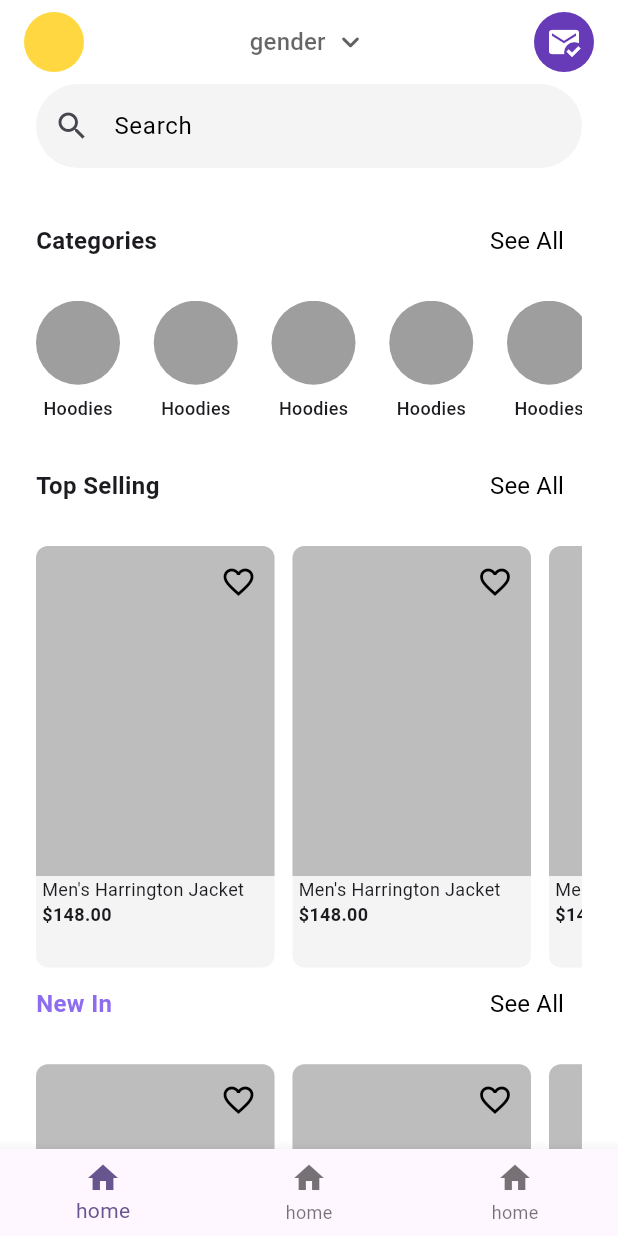
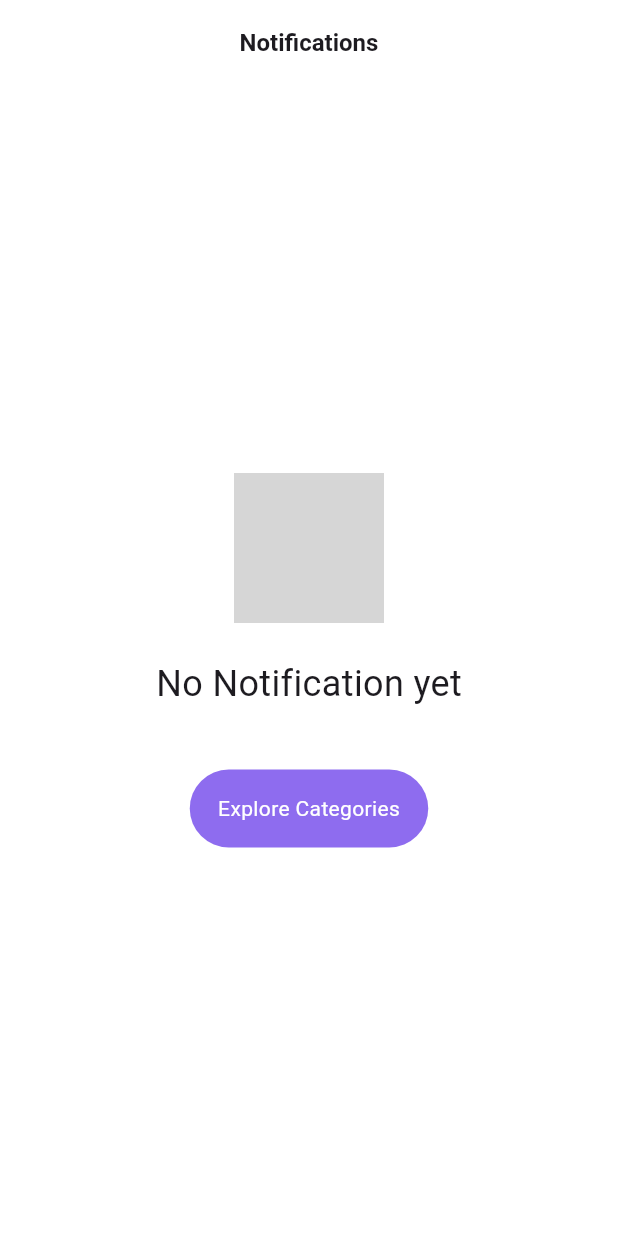
Before and after one commit to B1T-s1mple/project_clot, a Flutter app: the screen it shows after launch, on a phone screen of 412 x 824 dp. Run offline on Flutter 3.47's test engine with Material 3 defaults, Android fonts, the phone set to English and light mode, and no system bars; grey boxes are pictures that could not be loaded.

Commit message:
notifications design ready

```diff
--- a/lib/core/constants/images/app_images.dart
+++ b/lib/core/constants/images/app_images.dart
@@ -1,8 +1,6 @@
-
 class AppImages {
   static const String clot = 'images/clot.png';
-    static const String sentEmail = 'images/sent.png';
-        static const String googleicon = 'images/google.png';
-
-
+  static const String sentEmail = 'images/sent.png';
+  static const String googleicon = 'images/google.png';
+  static const String bell = 'images/bell.png';
 }
--- /dev/null
+++ b/lib/features/home/presentation/notifications_prders/notification_first.dart
@@ -0,0 +1,66 @@
+import 'package:flutter/material.dart';
+import 'package:scot/core/constants/color/app_color.dart';
+import 'package:scot/core/constants/images/app_images.dart';
+import 'package:scot/features/home/presentation/notifications_prders/notification_secon.dart';
+
+class NotificationFirst extends StatefulWidget {
+  const NotificationFirst({super.key});
+
+  @override
+  State<NotificationFirst> createState() => _NotificationFirst();
+}
+
+class _NotificationFirst extends State<NotificationFirst> {
+  @override
+  Widget build(BuildContext context) {
+    return Scaffold(
+      appBar: AppBar(
+        centerTitle: true,
+        backgroundColor: Colors.white,
+        title: Text(
+          'Notifications',
+          style: TextStyle(fontSize: 16, fontWeight: FontWeight.w700),
+        ),
+      ),
+      body: Column(
+        mainAxisAlignment: .center,
+        children: [
+          Row(mainAxisAlignment: MainAxisAlignment.center, children: [
+
+            ],
+          ),
+          Image.asset(AppImages.bell, width: 100, height: 100),
+          SizedBox(height: 24),
+          Text(
+            'No Notification yet',
+            style: TextStyle(fontSize: 24, fontWeight: FontWeight.w400),
+          ),
+          SizedBox(height: 40),
+          InkWell(
+            borderRadius: BorderRadius.circular(40),
+            onTap: () {
+              Navigator.push(
+                context,
+                MaterialPageRoute(builder: (context) => NotificationSecon()),
+              );
+            },
+            child: Container(
+              width: 159,
+              height: 52,
+              decoration: BoxDecoration(
+                color: AppColor.primaryColors,
+                borderRadius: BorderRadius.circular(100),
+              ),
+              child: Center(
+                child: Text(
+                  'Explore Categories',
+                  style: TextStyle(color: Colors.white),
+                ),
+              ),
+            ),
+          ),
+        ],
+      ),
+    );
+  }
+}
--- a/lib/features/home/presentation/pages/home_products_page.dart
+++ b/lib/features/home/presentation/pages/home_products_page.dart
@@ -12,6 +12,7 @@ class _HomeProductsPageState extends State<HomeProductsPage> {
   @override
   Widget build(BuildContext context) {
     return Scaffold(
+
       appBar: AppBar(
         automaticallyImplyLeading: false,
         backgroundColor: Colors.white,
@@ -27,6 +28,7 @@ class _HomeProductsPageState extends State<HomeProductsPage> {
       body: Padding(
         padding: const EdgeInsets.symmetric(horizontal: 24),
         child: Column(
+          mainAxisSize: .max,
           children: [
             Row(
               children: [
@@ -40,7 +42,7 @@ class _HomeProductsPageState extends State<HomeProductsPage> {
                   crossAxisCount: 2,
                   crossAxisSpacing: 30,
                   mainAxisSpacing: 30,
-                  childAspectRatio: 0.75,
+                  childAspectRatio: 0.70,
                 ),
                 itemCount: 10,
                 itemBuilder: (context, index) {
--- a/lib/main.dart
+++ b/lib/main.dart
@@ -1,4 +1,5 @@
 import 'package:flutter/material.dart';
+import 'package:scot/features/home/presentation/notifications_prders/notification_first.dart';
 import 'package:scot/features/home/presentation/pages/home_first_page.dart';
 
 void main() {
@@ -11,7 +12,7 @@ class MyApp extends StatelessWidget {
   @override
   Widget build(BuildContext context) {
     return MaterialApp(
-      home: HomeFirstPage(),
+      home: NotificationFirst(),
 
       debugShowCheckedModeBanner: false,
       title: 'Flutter Demo',
```
Also changed, not shown: lib/features/home/presentation/notifications_prders/notification_secon.dart (added, +69 -0 lines), assets/images/bell.png (added).
